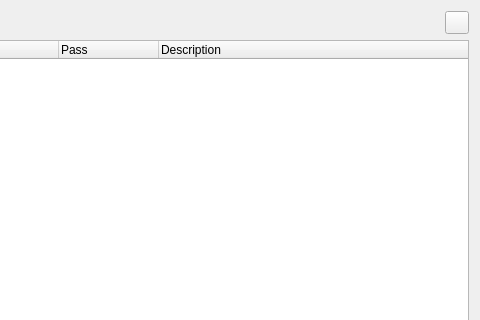
Above: src/SeerSignalValuesBrowserWidget.ui from epasveer/seer before the change; both pictures show x 253 to 733 and y 0 to 320 of the 733 by 528 pixel window. Below: the same form after it.
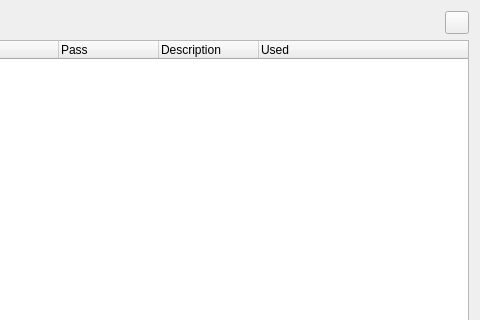
That is the form after the change. Icons and pictures are not drawn. Custom widgets are drawn as their Qt base class.

Commit message: More work on handling signals.

Patch:
```diff
--- a/src/SeerSignalValuesBrowserWidget.ui
+++ b/src/SeerSignalValuesBrowserWidget.ui
@@ -68,7 +68,7 @@
    <item>
     <widget class="QIndexTreeWidget" name="signalsTreeWidget">
      <property name="columnCount">
-      <number>5</number>
+      <number>6</number>
      </property>
      <attribute name="headerShowSortIndicator" stdset="0">
       <bool>false</bool>
@@ -98,6 +98,11 @@
        <string>Description</string>
       </property>
      </column>
+     <column>
+      <property name="text">
+       <string>Used</string>
+      </property>
+     </column>
     </widget>
    </item>
   </layout>
```
The commit also changes 14 other files.
